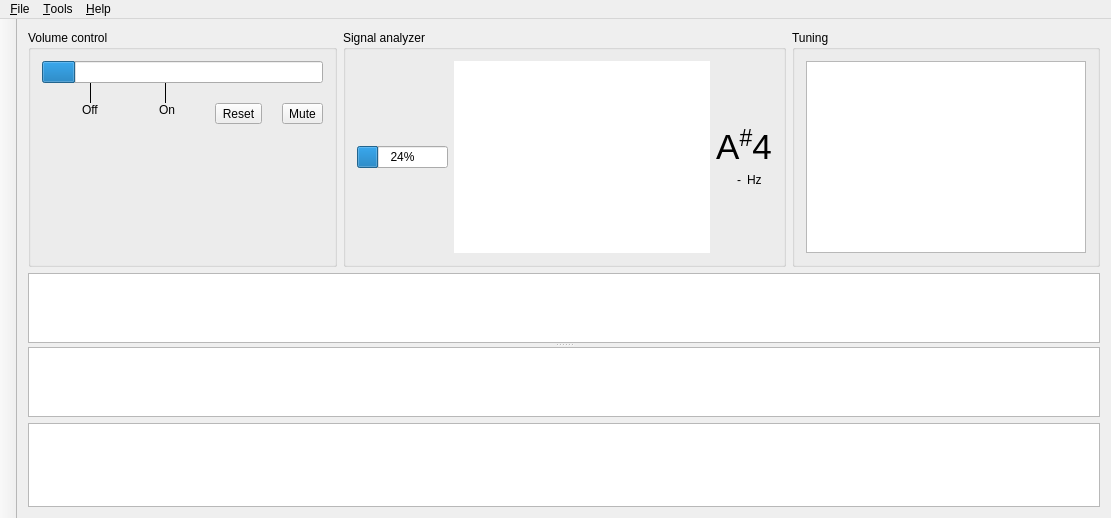
levush/Entropy-Piano-Tuner, file Qt/mainwindow.ui: the form before one commit.
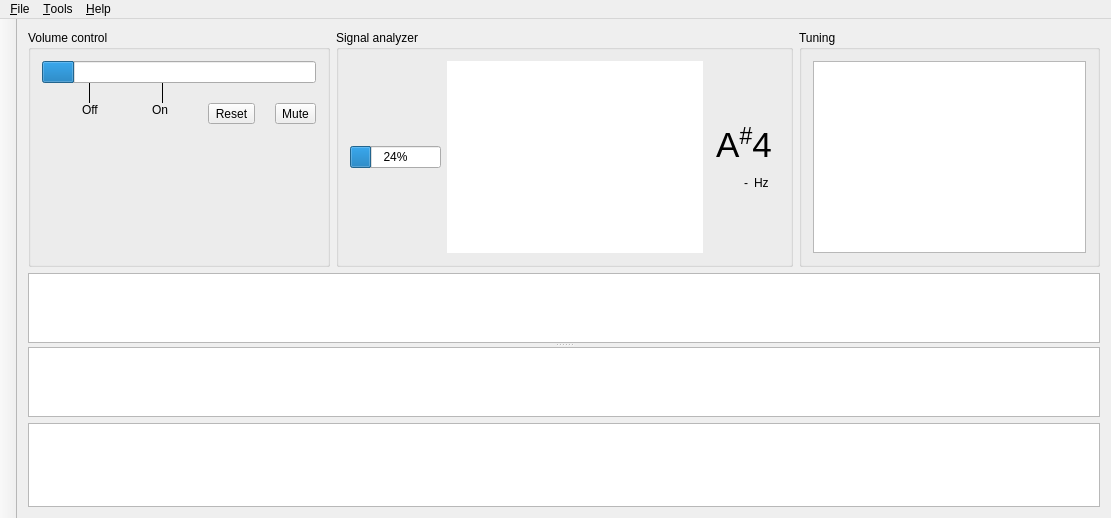
The form after the commit. Icons and pictures are not drawn. Custom widgets are drawn as their Qt base class.

Commit message: Fixed distance spacers inserted so that the recording symbol does not change its position

The edit to the form file:
```diff
--- a/Qt/mainwindow.ui
+++ b/Qt/mainwindow.ui
@@ -336,7 +336,7 @@
              <property name="sizeHint" stdset="0">
               <size>
                <width>20</width>
-               <height>0</height>
+               <height>13</height>
               </size>
              </property>
             </spacer>
@@ -362,6 +362,22 @@
              </property>
             </widget>
            </item>
+           <item>
+            <spacer name="horizontalSpacer_7">
+             <property name="orientation">
+              <enum>Qt::Horizontal</enum>
+             </property>
+             <property name="sizeType">
+              <enum>QSizePolicy::MinimumExpanding</enum>
+             </property>
+             <property name="sizeHint" stdset="0">
+              <size>
+               <width>70</width>
+               <height>5</height>
+              </size>
+             </property>
+            </spacer>
+           </item>
            <item>
             <layout class="QHBoxLayout" name="horizontalLayout_4">
              <item>
@@ -386,11 +402,17 @@
              <item>
               <widget class="QLabel" name="label_3">
                <property name="sizePolicy">
-                <sizepolicy hsizetype="Expanding" vsizetype="Preferred">
+                <sizepolicy hsizetype="Preferred" vsizetype="Preferred">
                  <horstretch>0</horstretch>
                  <verstretch>0</verstretch>
                 </sizepolicy>
                </property>
+               <property name="minimumSize">
+                <size>
+                 <width>25</width>
+                 <height>0</height>
+                </size>
+               </property>
                <property name="text">
                 <string>Hz</string>
                </property>
@@ -406,7 +428,7 @@
              <property name="sizeHint" stdset="0">
               <size>
                <width>20</width>
-               <height>0</height>
+               <height>13</height>
               </size>
              </property>
             </spacer>
```
Left out of the diff: 26 changed lines with no effect on the pictures.
